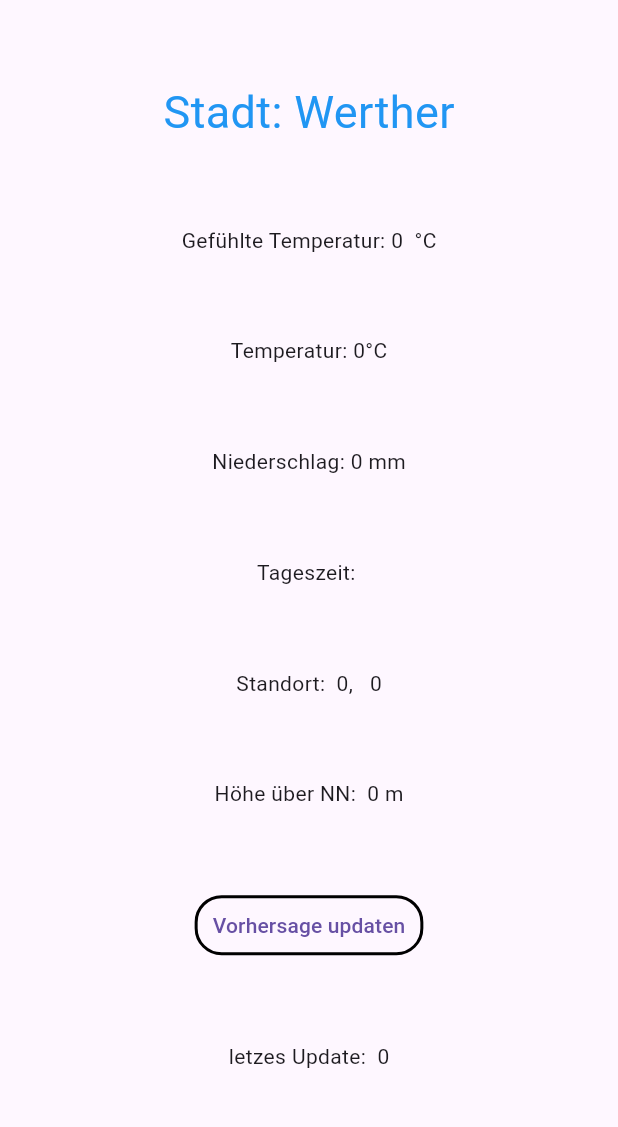
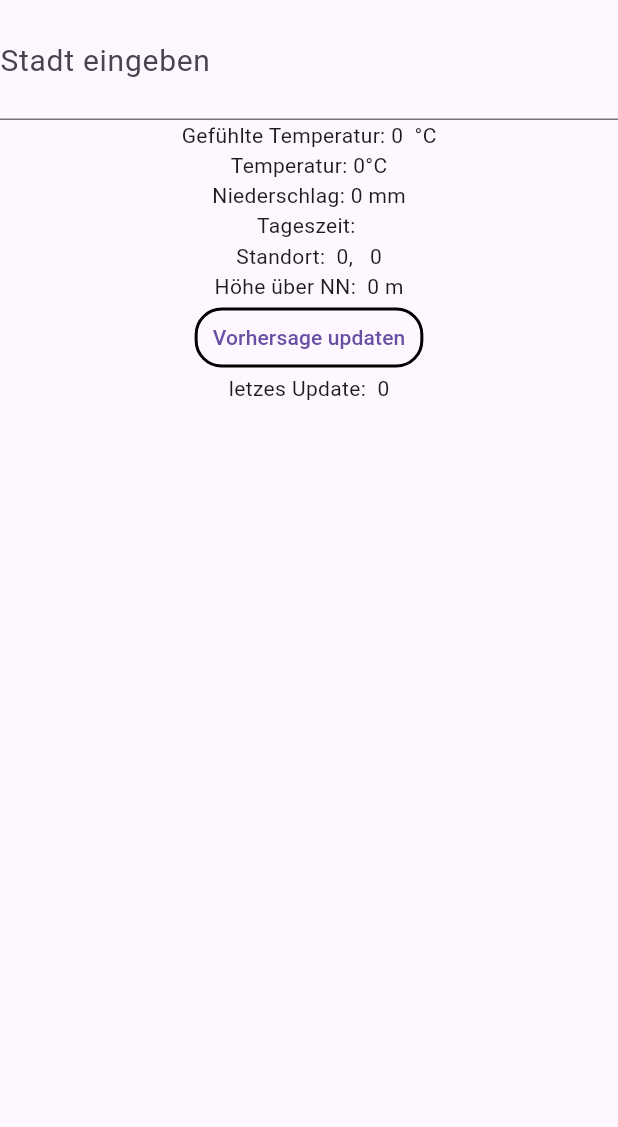
Before and after one commit to JakobAdrian/wetter_app_asynchron, a Flutter app: the screen it shows after launch, after a tap on "Vorhersage updaten", on a phone screen of 412 x 824 dp, the part 84-1211 px from its top. Run offline on Flutter 3.47's test engine with Material 3 defaults, Android fonts, the phone set to English and light mode, and no system bars; network calls fail.

```diff
--- /dev/null
+++ b/lib/data/location_repository.dart
@@ -0,0 +1,36 @@
+import 'dart:convert';
+import 'package:http/http.dart' as http;
+import 'package:weather_application_2/home/home_page.dart';
+
+class LocationRepository {
+  static const _apiKey = "T6TAVxg5YZfGUrrEk16H0Q==hENsMFUl3TZ3EtoB";
+
+  Future<Location> getCity(String city) async {
+    final _url = 'https://api.api-ninjas.com/v1/geocoding?city=$city';
+    final response =
+        await http.get(Uri.parse(_url), headers: {'X-Api-Key': _apiKey});
+    if (response.statusCode == 200) {
+      final json = jsonDecode(response.body);
+      print("api-ninja: ${response.body}");
+      return Location.fromJson(json[0]);
+    } else {
+      throw Exception("Failed to load weather");
+    }
+  }
+}
+
+class Location {
+  final double longtitude;
+  final double latitude;
+
+  Location({
+    required this.longtitude,
+    required this.latitude,
+  });
+  factory Location.fromJson(Map<String, dynamic> json) {
+    return Location(
+      longtitude: json["longitude"],
+      latitude: json["latitude"],
+    );
+  }
+}
--- a/lib/data/repository.dart
+++ b/lib/data/weather_repository.dart
@@ -1,33 +1,19 @@
 import 'dart:convert';
 import 'package:http/http.dart' as http;
+import 'package:weather_application_2/data/location_repository.dart';
 
 class WeatherRepository {
-  static const _apiKey =
-      "https://api.open-meteo.com/v1/forecast?latitude=52.0777&longitude=8.4179&current=temperature_2m,apparent_temperature,is_day,precipitation,rain&hourly=is_day,sunshine_duration&timezone=Europe%2FBerlin&forecast_hours=24";
+  Future<Weather> getWeather(Location location) async {
+    double latitude = location.latitude;
+    double longitude = location.longtitude;
 
-// API Response:
-// {"latitude":48.78,
-// "longitude":9.18,
-// "generationtime_ms":0.05698204040527344,
-// "utc_offset_seconds":7200,
-// "timezone":"Europe/Berlin","timezone_abbreviation":"CEST",
-// "elevation":247.0,
-// "current_units":{
-// "time":"iso8601","interval":"seconds","temperature_2m":"°C","apparent_temperature":"°C","is_day":"","precipitation":"mm"},
-// "current":{
-//   "time":"2024-04-09T15:15",
-//   "interval":900,
-//   "temperature_2m":12.1,
-//   "apparent_temperature":8.6,
-//   "is_day":1,
-//   "precipitation":0.00}
-// }
+    String _url =
+        "https://api.open-meteo.com/v1/forecast?latitude=$latitude&longitude=$longitude&current=temperature_2m,apparent_temperature,is_day,precipitation,rain&hourly=is_day,sunshine_duration&timezone=Europe%2FBerlin&forecast_hours=24";
 
-  Future<Weather> getWeather() async {
-    final response = await http.get(Uri.parse(_apiKey));
+    final response = await http.get(Uri.parse(_url));
     if (response.statusCode == 200) {
       final json = jsonDecode(response.body);
-      print(response.body);
+      // print("api-open-mateo-com: ${response.body}");
       return Weather.fromJson(json);
     } else {
       throw Exception("Failed to load weather");
--- a/lib/home/home_page.dart
+++ b/lib/home/home_page.dart
@@ -1,5 +1,7 @@
 import 'package:flutter/material.dart';
-import 'package:weather_application_2/data/repository.dart';
+import 'package:flutter/widgets.dart';
+import 'package:weather_application_2/data/location_repository.dart';
+import 'package:weather_application_2/data/weather_repository.dart';
 
 class MyHomePage extends StatefulWidget {
   const MyHomePage({super.key, required this.title});
@@ -11,12 +13,17 @@ class MyHomePage extends StatefulWidget {
 }
 
 class _MyHomePageState extends State<MyHomePage> {
+  TextEditingController _controller = TextEditingController();
+
   WeatherRepository weatherRepo = WeatherRepository();
+  LocationRepository locationRepo = LocationRepository();
 
-  late Weather weather;
+  Future<Location> fetchCity() async {
+    return locationRepo.getCity(_controller.text);
+  }
 
   Future<Weather> fetchWeather() async {
-    return weatherRepo.getWeather();
+    return weatherRepo.getWeather(await fetchCity());
   }
 
   @override
@@ -28,7 +35,27 @@ class _MyHomePageState extends State<MyHomePage> {
             Text(widget.title, style: Theme.of(context).textTheme.titleLarge),
       ),
       body: Center(
-        child: FutureBuilder<Weather>(
+        child: Column(
+          children: [
+            FutureBuilder<Location>(
+              future: fetchCity(),
+              builder: (context, snapshot) {
+                if (snapshot.connectionState == ConnectionState.waiting) {
+                  return const CircularProgressIndicator();
+                }
+                return TextField(
+                  controller: _controller,
+                  decoration: const InputDecoration(
+                    labelText: "Stadt eingeben",
+                  ),
+                  style: TextStyle(
+                    fontSize: 30,
+                    color: Colors.blue,
+                  ),
+                );
+              },
+            ),
+            FutureBuilder<Weather>(
               future: fetchWeather(),
               builder: (context, snapshot) {
                 if (snapshot.connectionState == ConnectionState.waiting) {
@@ -37,13 +64,6 @@ class _MyHomePageState extends State<MyHomePage> {
                 return Column(
                   mainAxisAlignment: MainAxisAlignment.spaceEvenly,
                   children: <Widget>[
-                  const Text(
-                    "Stadt: Werther",
-                    style: TextStyle(
-                      fontSize: 30,
-                      color: Colors.blue,
-                    ),
-                  ),
                     Text(
                         "Gefühlte Temperatur: ${snapshot.hasData ? snapshot.data!.current.apparentTemperature : 0}  °C"),
                     Text(
@@ -57,15 +77,14 @@ class _MyHomePageState extends State<MyHomePage> {
                       children: [
                         const Text("Tageszeit: "),
                         Text(
-
                           snapshot.hasData
                               ? (snapshot.data!.current.isDay)
                                   ? "Tag"
                                   : "Nacht"
-                            : "",),
+                              : "",
+                        ),
                       ],
                     ),
-
                     Text(
                       "Standort:  ${snapshot.hasData ? snapshot.data!.latitude : 0},   ${snapshot.hasData ? snapshot.data!.longitude : 0}",
                     ),
@@ -79,11 +98,13 @@ class _MyHomePageState extends State<MyHomePage> {
                         });
                       },
                       style: ButtonStyle(
-                      shape: MaterialStateProperty.all<RoundedRectangleBorder>(
+                        shape:
+                            MaterialStateProperty.all<RoundedRectangleBorder>(
                           RoundedRectangleBorder(
                             borderRadius: BorderRadius.circular(18.0),
                             side: const BorderSide(
-                              color: Color.fromARGB(255, 0, 0, 0), width: 2.0),
+                                color: Color.fromARGB(255, 0, 0, 0),
+                                width: 2.0),
                           ),
                         ),
                       ),
@@ -93,7 +114,10 @@ class _MyHomePageState extends State<MyHomePage> {
                         "letzes Update:  ${snapshot.hasData ? snapshot.data!.current.time : 0}"),
                   ],
                 );
-            }),
+              },
+            ),
+          ],
+        ),
       ),
     );
   }
```
Lines whose indentation alone changed are shown as unchanged.
